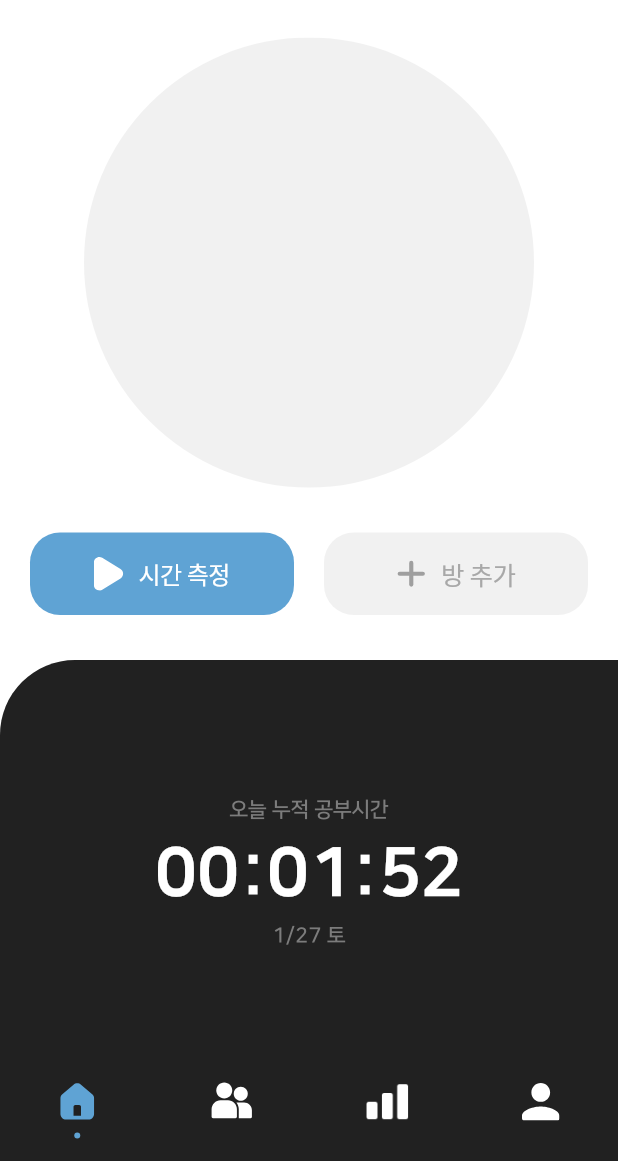
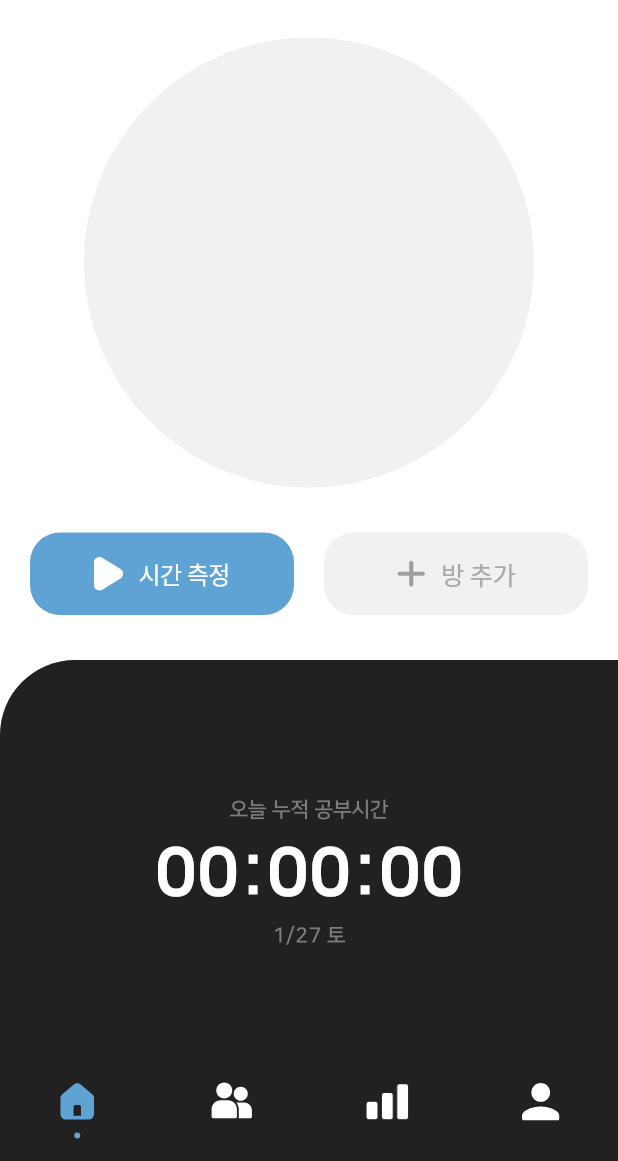
Before and after one commit to celeste0423/ggsb_project, a Flutter app: the screen it shows once a user with an empty profile is signed in, on a phone screen of 412 x 824 dp, the part 75-1236 px from its top. Run offline on Flutter 3.47's test engine with Material 3 defaults, Android fonts, the phone set to English and light mode, and no system bars; our stand-ins replace cloud_firestore, firebase_auth, firebase_core, flutter_svg, get, google_sign_in and 1 more; missing offline and left inert: animate_icons, flutter_facebook_auth; accounts and stored records are empty; statements that could not run were skipped.

```diff
--- a/lib/src/features/auth/controllers/signup_page_controller.dart
+++ b/lib/src/features/auth/controllers/signup_page_controller.dart
@@ -1,10 +1,8 @@
 import 'package:flutter/cupertino.dart';
 import 'package:get/get.dart';
-import 'package:ggsb_project/src/app.dart';
 import 'package:ggsb_project/src/features/auth/controllers/auth_controller.dart';
 import 'package:ggsb_project/src/helpers/open_alert_dialog.dart';
 import 'package:ggsb_project/src/models/user_model.dart';
-import 'package:ggsb_project/src/repositories/user_repository.dart';
 
 class SignupPageController extends GetxController {
   Rx<String> uid = ''.obs;
@@ -37,9 +35,8 @@ class SignupPageController extends GetxController {
         createdAt: DateTime.now(),
         updatedAt: DateTime.now(),
       );
-      await UserRepository.signup(userData);
+      await AuthController.to.signUp(userData);
       isSignupLoading(false);
-      Get.off(App());
     }
   }
 }
--- a/lib/src/features/home/controllers/home_page_controller.dart
+++ b/lib/src/features/home/controllers/home_page_controller.dart
@@ -1,17 +1,25 @@
 import 'package:get/get.dart';
+import 'package:ggsb_project/src/features/auth/controllers/auth_controller.dart';
 import 'package:ggsb_project/src/features/room_add/pages/room_add_page.dart';
 import 'package:ggsb_project/src/features/timer/pages/timer_page.dart';
+import 'package:ggsb_project/src/utils/seconds_util.dart';
 import 'package:intl/intl.dart';
 
 class HomePageController extends GetxController {
   static HomePageController get to => Get.find();
 
-  final Rx<String> today =
-      DateFormat('M/d E', 'ko_KR').format(DateTime.now()).obs;
+  Rx<String> totalTime = '00:00:00'.obs;
+
+  Rx<String> today = DateFormat('M/d E', 'ko_KR').format(DateTime.now()).obs;
 
   @override
   void onInit() {
     super.onInit();
+    totalTime(
+      SecondsUtil.convertToDigitString(
+        AuthController.to.timeModel.value.totalSeconds!,
+      ),
+    );
   }
 
   void addRoomButton() {
--- a/lib/src/features/home/pages/home_page.dart
+++ b/lib/src/features/home/pages/home_page.dart
@@ -96,12 +96,14 @@ class HomePage extends GetView<HomePageController> {
                 fontWeight: FontWeight.w600,
               ),
             ),
-            Text(
-              '00:01:52',
-              style: TextStyle(
-                color: Colors.white,
-                fontSize: 45,
-                fontWeight: FontWeight.w800,
+            Obx(
+              () => Text(
+                controller.totalTime.value,
+                style: TextStyle(
+                  color: Colors.white,
+                  fontSize: 45,
+                  fontWeight: FontWeight.w800,
+                ),
               ),
             ),
             Text(
--- a/lib/src/features/room_add/controllers/room_add_page_controller.dart
+++ b/lib/src/features/room_add/controllers/room_add_page_controller.dart
@@ -71,6 +71,7 @@ class RoomAddPageController extends GetxController {
       openAlertDialog(title: '방 이름을 입력해주세요');
     } else {
       isRoomAddLoading(true);
+      print('유저 컨트롤러 정보 ${AuthController.to.user.value.toJson()}');
       //방 모델 업로드
       RoomModel roomModel = RoomModel(
         roomId: roomId.value,
@@ -109,7 +110,7 @@ class RoomAddPageController extends GetxController {
               ],
       );
       UserRepository().updateUserModel(updatedUserModel);
-      InitBinding().refreshControllers();
+      InitBinding().refreshRoomListPageController();
       Get.back();
     }
   }
--- a/lib/src/features/room_list/controllers/room_list_page_controller.dart
+++ b/lib/src/features/room_list/controllers/room_list_page_controller.dart
@@ -87,7 +87,7 @@ class RoomListPageController extends GetxController {
         );
         UserRepository().updateUserModel(updatedUserModel);
         AuthController.to.user(updatedUserModel);
-        InitBinding().refreshControllers();
+        InitBinding().refreshRoomListPageController();
         Get.back();
         joinRoomIdController.dispose();
         isRoomListLoading(false);
--- a/lib/src/root.dart
+++ b/lib/src/root.dart
@@ -28,7 +28,7 @@ class Root extends GetView<AuthController> {
                   return Obx(
                     () => controller.user.value.uid != null
                         //받은 컨트롤러의 유저 데이터가 이미 있을경우 앱으로, 아니면 회원가입창으로
-                        ? const App()
+                        ? App()
                         : SignupPage(
                             uid: user.data!.uid,
                             email: user.data!.email!,
--- /dev/null
+++ b/lib/src/utils/date_util.dart
@@ -0,0 +1,14 @@
+class DateUtil {
+  static String getDayOfWeek(DateTime date) {
+    List<String> daysOfWeek = [
+      'Monday',
+      'Tuesday',
+      'Wednesday',
+      'Thursday',
+      'Friday',
+      'Saturday',
+      'Sunday'
+    ];
+    return daysOfWeek[date.weekday - 1];
+  }
+}
```
Also changed, not shown: lib/src/binding/init_binding.dart (+6 -1 lines), lib/src/features/auth/controllers/auth_controller.dart (+47 -2 lines), lib/src/features/timer/controllers/timer_page_controller.dart (+58 -7 lines), lib/src/features/timer/pages/timer_page.dart (+5 -4 lines), lib/src/models/time_model.dart (+0 -7 lines), lib/src/repositories/time_repository.dart (added, +78 -0 lines), lib/src/utils/seconds_util.dart (renamed from lib/src/utils/seconds_to_time.dart, +8 -2 lines).
